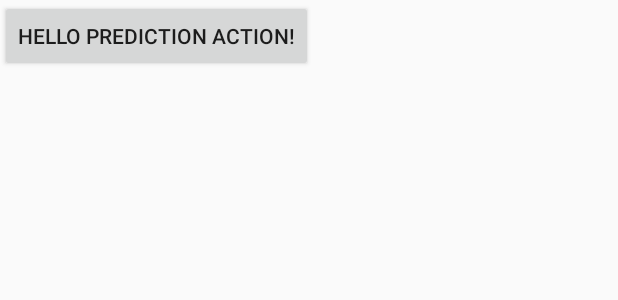
After one commit to JasF/horoscopes, an Android app: the layout prediction_screen.xml on its own in the app's theme, with its tools: preview values and no code run, on a phone screen of 412 x 824 dp. The commit adds this screen. Shown: the top 300 px of the screen. Run offline under Robolectric (Android 15) with nearby library versions, the phone set to English and light mode, and no system bars.

```diff
--- /dev/null
+++ b/app/src/main/res/layout/prediction_screen.xml
@@ -0,0 +1,26 @@
+<?xml version="1.0" encoding="utf-8"?>
+<android.support.design.widget.CoordinatorLayout xmlns:android="http://schemas.android.com/apk/res/android"
+    xmlns:app="http://schemas.android.com/apk/res-auto"
+    xmlns:tools="http://schemas.android.com/tools"
+    android:layout_width="match_parent"
+    android:layout_height="match_parent"
+    tools:context="com.horoscopes.jasf.horoscopes.PredictionScreen">
+
+    <LinearLayout
+        android:id="@+id/LinearLayout02"
+        android:layout_height="wrap_content"
+        android:layout_width="fill_parent"
+        android:layout_alignParentBottom="true">
+        <Button
+            android:id="@+id/test_button"
+            android:layout_width="wrap_content"
+            android:layout_height="wrap_content"
+            android:text="Hello Prediction Action!"/>
+
+        <TextView
+            android:id="@+id/sample_text"
+            android:layout_width="wrap_content"
+            android:layout_height="wrap_content" />
+    </LinearLayout>
+
+</android.support.design.widget.CoordinatorLayout>
--- a/app/src/main/res/values/strings.xml
+++ b/app/src/main/res/values/strings.xml
@@ -1,4 +1,6 @@
 <resources>
     <string name="app_name">Horoscopes</string>
     <string name="action_settings">Settings</string>
+    <string name="facebook_app_id">140818926598592</string>
+    <string name="fb_login_protocol_scheme">fb140818926598592</string>
 </resources>
--- a/build.gradle
+++ b/build.gradle
@@ -8,6 +8,7 @@ buildscript {
     }
     dependencies {
         classpath 'com.android.tools.build:gradle:3.0.1'
+        classpath 'com.google.gms:google-services:3.1.1' // google-services plugin
 
 
         // NOTE: Do not place your application dependencies here; they belong
@@ -18,7 +19,11 @@ buildscript {
 allprojects {
     repositories {
         google()
+        mavenCentral()
         jcenter()
+        flatDir {
+            dirs 'facebook'
+        }
     }
 }
 
--- /dev/null
+++ b/facebook/build.gradle
@@ -0,0 +1,2 @@
+configurations.maybeCreate("default")
+artifacts.add("default", file('facebook.aar'))
--- a/settings.gradle
+++ b/settings.gradle
@@ -1 +1 @@
-include ':app'
+include ':facebook', ':app'
```
Also changed, not shown: app/build.gradle (+7 -1 lines), app/src/main/AndroidManifest.xml (+27 -6 lines), app/src/main/java/com/horoscopes/jasf/horoscopes/Firestore.java (added, +12 -0 lines), app/src/main/java/com/horoscopes/jasf/horoscopes/HoroscopesApplication.java (added, +18 -0 lines), app/src/main/java/com/horoscopes/jasf/horoscopes/MainActivity.java (+38 -0 lines), app/src/main/java/com/horoscopes/jasf/horoscopes/MainActivityFragment.java (+51 -1 lines), app/src/main/java/com/horoscopes/jasf/horoscopes/PredictionScreen.java (added, +48 -0 lines), app/src/main/res/layout/fragment_main.xml (+14 -1 lines), 4 other files.
